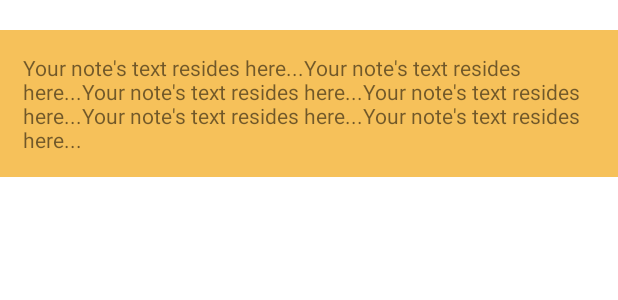
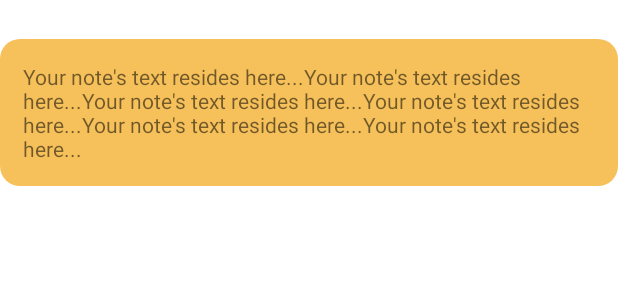
Before and after one commit to Moutamid/MyNotes, an Android app: the layout layout_item_notes.xml on its own in the app's theme, with its tools: preview values and no code run, on a phone screen of 412 x 824 dp. Shown: the top 300 px of the screen. Run offline under Robolectric (Android 15) with nearby library versions, the phone set to English and light mode, and no system bars.

Commit message:
initial commit

```diff
--- a/app/build.gradle
+++ b/app/build.gradle
@@ -53,10 +53,7 @@ dependencies {
     implementation 'com.github.blackfizz:eazegraph:1.2.2@aar'
     implementation 'com.nineoldandroids:library:2.4.0'
 
-    //repositories {
-    //  google()
-    //  mavenCentral()
-    //}
+    implementation 'com.github.ybq:Android-SpinKit:1.4.0'
 
     // GLIDE LIBRARY
     implementation 'com.github.bumptech.glide:glide:4.12.0'
--- a/app/src/main/AndroidManifest.xml
+++ b/app/src/main/AndroidManifest.xml
@@ -9,9 +9,9 @@
         android:allowBackup="true"
         android:dataExtractionRules="@xml/data_extraction_rules"
         android:fullBackupContent="@xml/backup_rules"
-        android:icon="@mipmap/ic_launcher"
+        android:icon="@drawable/ic_logo"
         android:label="@string/app_name"
-        android:roundIcon="@mipmap/ic_launcher_round"
+        android:roundIcon="@drawable/ic_logo"
         android:supportsRtl="true"
         android:theme="@style/Theme.MyNotes"
         android:usesCleartextTraffic="true"
--- /dev/null
+++ b/app/src/main/res/drawable/bg_notes_tv.xml
@@ -0,0 +1,8 @@
+<?xml version="1.0" encoding="utf-8"?>
+<shape xmlns:android="http://schemas.android.com/apk/res/android"
+    android:shape="rectangle">
+
+    <solid android:color="#F6C15A" />
+    <corners android:radius="@dimen/_10sdp" />
+
+</shape>
--- a/app/src/main/res/layout/activity_notes.xml
+++ b/app/src/main/res/layout/activity_notes.xml
@@ -31,13 +31,10 @@
                 android:layout_centerVertical="true"
                 android:layout_marginHorizontal="@dimen/_10sdp"
                 android:layout_marginTop="@dimen/_20sdp"
-                android:autoSizeTextType="uniform"
-                android:breakStrategy="balanced"
                 android:gravity="center"
-                android:maxLines="1"
                 android:text="Notes Page"
                 android:textColor="@color/black"
-                android:textSize="@dimen/_25ssp"
+                android:textSize="@dimen/_22ssp"
                 android:textStyle="bold" />
 
             <ImageView
--- a/app/src/main/res/layout/layout_item_notes.xml
+++ b/app/src/main/res/layout/layout_item_notes.xml
@@ -1,9 +1,10 @@
 <?xml version="1.0" encoding="utf-8"?>
-<com.google.android.material.textview.MaterialTextView xmlns:android="http://schemas.android.com/apk/res/android"
+<androidx.appcompat.widget.AppCompatTextView xmlns:android="http://schemas.android.com/apk/res/android"
+    xmlns:app="http://schemas.android.com/apk/res-auto"
     android:id="@+id/titleTextview"
     android:layout_width="match_parent"
     android:layout_height="wrap_content"
-    android:layout_marginTop="20dp"
-    android:background="#F6C15A"
+    android:layout_marginTop="@dimen/_20sdp"
+    android:background="@drawable/bg_notes_tv"
     android:padding="15dp"
     android:text="Your note's text resides here...Your note's text resides here...Your note's text resides here...Your note's text resides here...Your note's text resides here...Your note's text resides here..." />
```
Also changed, not shown: app/src/main/java/com/moutamid/mynotes/activity/MainActivity.java (+29 -19 lines), app/src/main/res/layout/activity_main.xml (+30 -10 lines), app/src/main/res/drawable/ic_logo.png (added).
